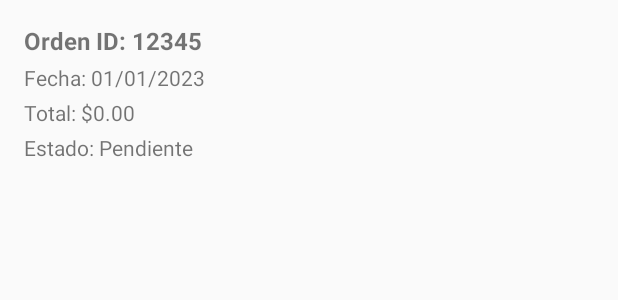
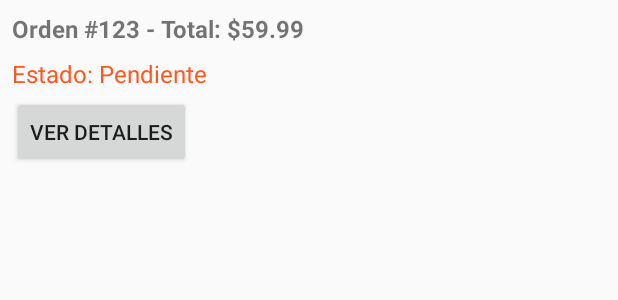
Before and after one commit to inspedralbes/transversal-tr1-2024-2025-android-dam_24_25_tr1g5_android, an Android app built with Jetpack Compose: the layout order_item.xml on its own in the app's theme, with its tools: preview values and no code run, on a phone screen of 412 x 824 dp. Shown: the top 300 px of the screen. Run offline under Robolectric (Android 15) with nearby library versions, the phone set to English and light mode, and no system bars.

```diff
--- a/AppTakeAway/app/src/main/AndroidManifest.xml
+++ b/AppTakeAway/app/src/main/AndroidManifest.xml
@@ -15,10 +15,12 @@
         android:supportsRtl="true"
         android:theme="@style/Theme.AppCompat.Light.NoActionBar"
         tools:targetApi="31">
+        <activity android:name=".OrderActivity" />
         <activity android:name=".CartActivity" />
         <activity android:name=".MainActivity" />
         <activity android:name=".RegisterActivity" />
         <activity android:name=".SignInActivity" />
+
 
         <activity android:name=".InitialScreenActivity"
             android:exported="true">
@@ -32,7 +34,7 @@
 
 
         <activity android:name=".ProfileActivity" />
-        <activity android:name=".OrderActivity" />
+
         <meta-data
             android:name="preloaded_fonts"
             android:resource="@array/preloaded_fonts" />
--- a/AppTakeAway/app/src/main/java/com/example/apptakeaway/MainActivity.kt
+++ b/AppTakeAway/app/src/main/java/com/example/apptakeaway/MainActivity.kt
@@ -7,7 +7,7 @@ package com.example.apptakeaway // Paquete donde se encuentra la clase MainActiv
  * Observa cambios en el ViewModel de productos y el ViewModel del carrito,
  * actualizando la interfaz de usuario en consecuencia.
  */
-
+import com.example.apptakeaway.OrderActivity
 import android.content.Intent // Importa Intent para navegar entre actividades
 import android.os.Bundle // Importa Bundle para pasar datos entre actividades
 import android.util.Log // Importa Log para registrar información de depuración
--- a/AppTakeAway/app/src/main/res/layout/order_item.xml
+++ b/AppTakeAway/app/src/main/res/layout/order_item.xml
@@ -1,46 +1,39 @@
-<!-- order_item.xml -->
 <LinearLayout xmlns:android="http://schemas.android.com/apk/res/android"
     android:layout_width="match_parent"
     android:layout_height="wrap_content"
     android:orientation="vertical"
-    android:padding="16dp"
-    android:layout_marginBottom="8dp">
+    android:padding="8dp">
 
-    <!-- Detalles de la orden -->
+    <!-- Información general de la orden -->
     <TextView
-        android:id="@+id/orderIdTextView"
+        android:id="@+id/orderTextView"
         android:layout_width="wrap_content"
         android:layout_height="wrap_content"
-        android:text="Orden ID: 12345"
+        android:text="Orden #123 - Total: $59.99"
+        android:textStyle="bold"
         android:textSize="16sp"
-        android:textStyle="bold" />
-
+        android:paddingBottom="8dp" />
     <TextView
-        android:id="@+id/orderDateTextView"
+        android:id="@+id/orderStatus"
         android:layout_width="wrap_content"
         android:layout_height="wrap_content"
-        android:text="Fecha: 01/01/2023"
-        android:layout_marginTop="4dp" />
-
-    <TextView
-        android:id="@+id/orderTotalTextView"
+        android:paddingBottom="4dp"
+        android:text="Estado: Pendiente"
+        android:textColor="#FF5722"
+        android:textSize="16sp" />
+    <!-- Botón para expandir o colapsar el RecyclerView de OrderLines -->
+    <Button
+        android:id="@+id/toggleOrderLinesButton"
         android:layout_width="wrap_content"
         android:layout_height="wrap_content"
-        android:text="Total: $0.00"
-        android:layout_marginTop="4dp" />
+        android:text="Ver Detalles" />
 
-    <TextView
-        android:id="@+id/orderStatusTextView"
-        android:layout_width="wrap_content"
-        android:layout_height="wrap_content"
-        android:text="Estado: Pendiente"
-        android:layout_marginTop="4dp" />
-
-    <!-- RecyclerView anidado para mostrar productos de la orden -->
+    <!-- RecyclerView anidado para mostrar los OrderLines -->
     <androidx.recyclerview.widget.RecyclerView
-        android:id="@+id/productsRecyclerView"
+        android:id="@+id/orderLinesRecyclerView"
         android:layout_width="match_parent"
         android:layout_height="wrap_content"
-        android:layout_marginTop="8dp" />
+        android:nestedScrollingEnabled="false"
+        android:visibility="gone" />
 
 </LinearLayout>
```
Also changed, not shown: AppTakeAway/app/src/main/java/com/example/apptakeaway/OrderActivity.kt (+31 -26 lines), AppTakeAway/app/src/main/java/com/example/apptakeaway/adapter/OrderAdapter.kt (+37 -18 lines), AppTakeAway/app/src/main/java/com/example/apptakeaway/adapter/OrderLineAdapter.kt (added, +38 -0 lines), AppTakeAway/app/src/main/java/com/example/apptakeaway/model/Order.kt (+9 -6 lines), AppTakeAway/app/src/main/java/com/example/apptakeaway/model/OrderLine.kt (added, +15 -0 lines), AppTakeAway/app/src/main/res/layout/activity_order.xml (+5 -14 lines), AppTakeAway/app/src/main/res/layout/order_line_item.xml (added, +37 -0 lines).
